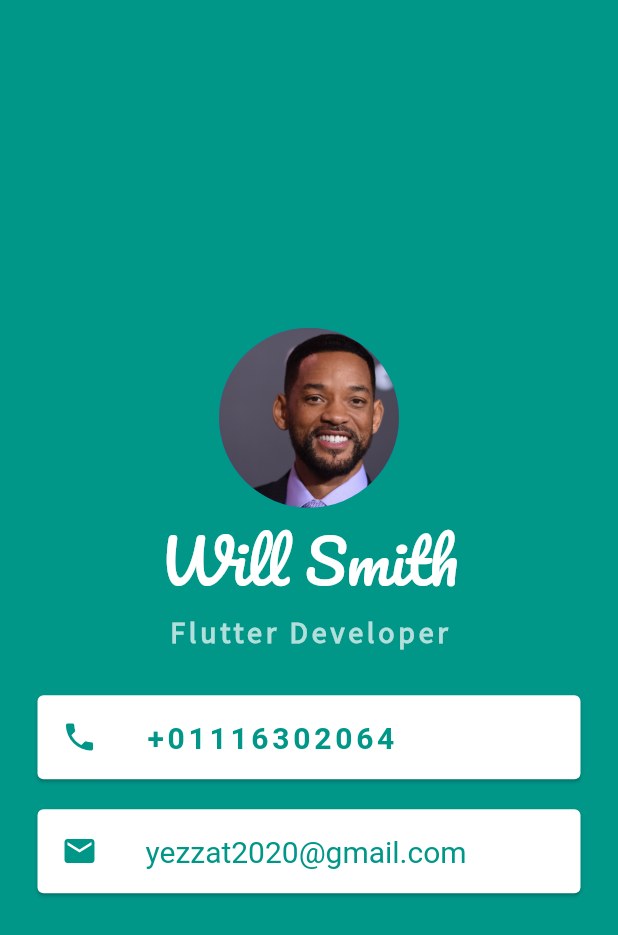
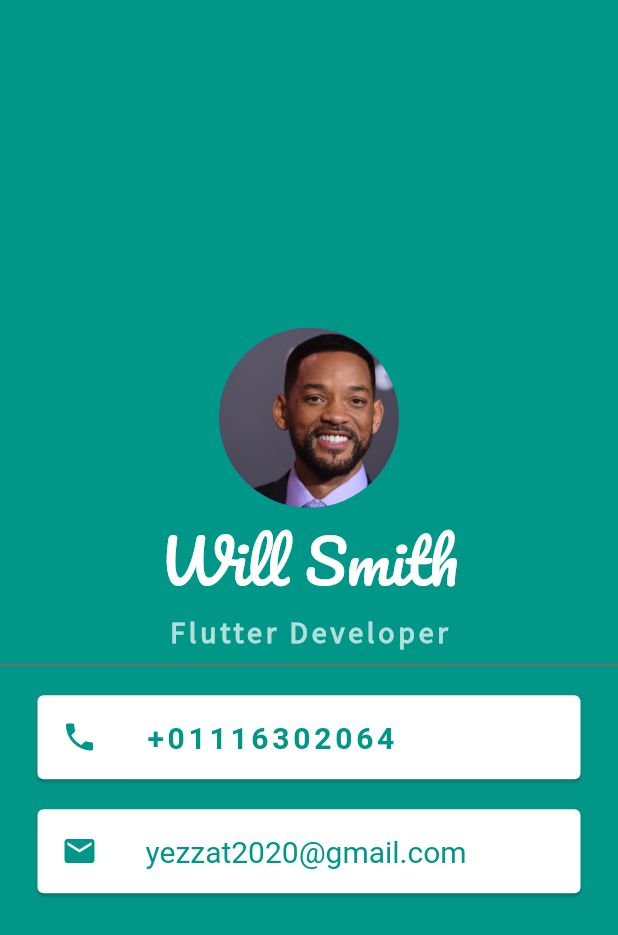
Before and after one commit to yasser2020/Business-Card, a Flutter app: the screen it shows after launch, on a phone screen of 412 x 824 dp. Shown: the top 935 px of the screen. Run offline on Flutter 3.47's test engine with Material 2 defaults, Android fonts, the phone set to English and light mode, and no system bars.

```diff
--- a/lib/main.dart
+++ b/lib/main.dart
@@ -30,7 +30,7 @@ class MyApp extends StatelessWidget {
                 ),
                 SizedBox(
                   height: 20,
-                  child: Divider(color: Colors.teal),
+                  child: Divider(color: Colors.red),
                 ),
                 Card(
                   color: Colors.white,
```
Also changed, not shown: 1 other file.
